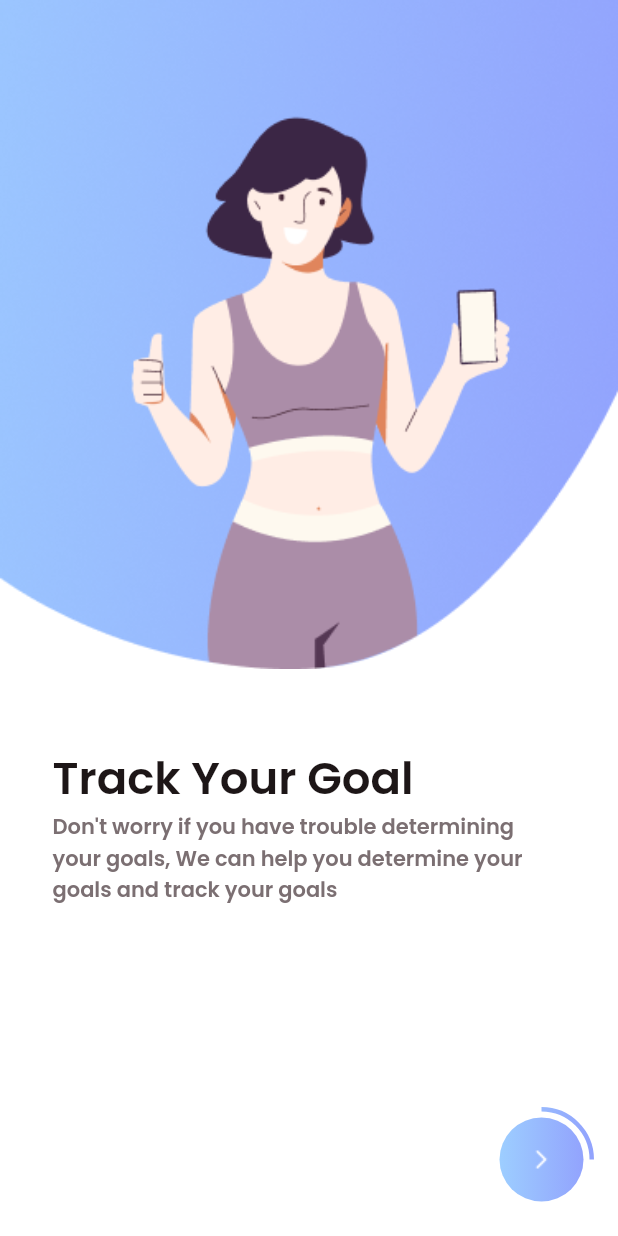
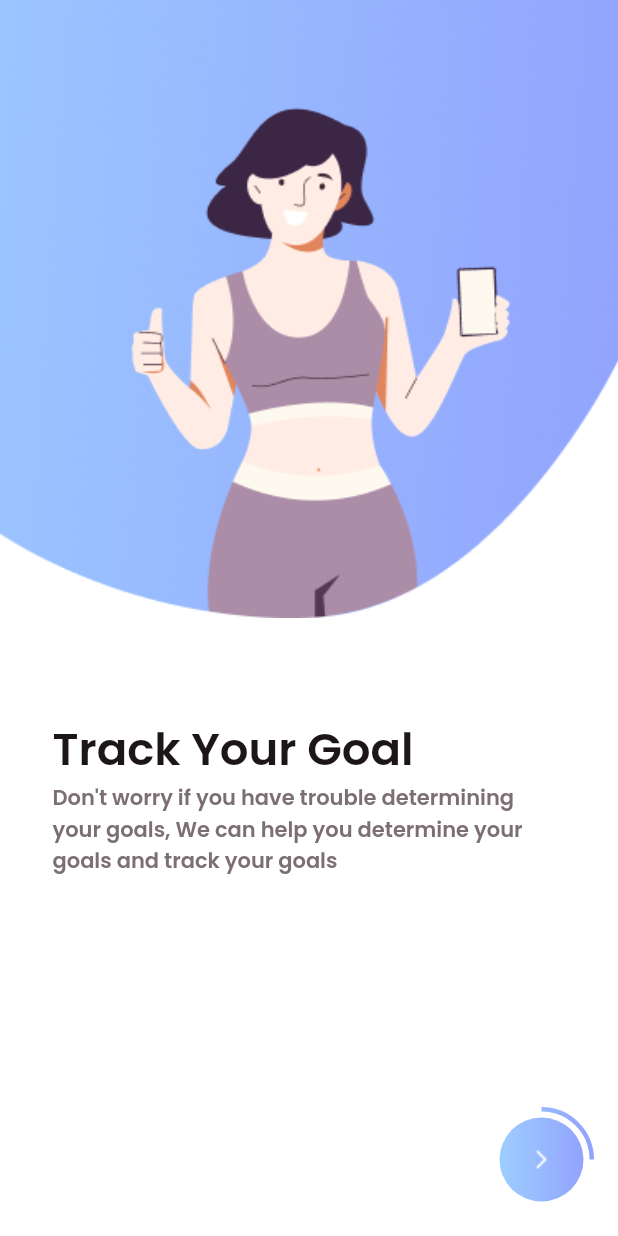
Before and after one commit to MAHMOUD3098/fitness_app, a Flutter app: the screen it shows after launch, after a tap on "Get Started", on a phone screen of 412 x 824 dp. Run offline on Flutter 3.47's test engine with Material 2 defaults, Android fonts, the phone set to English and light mode, and no system bars; drawn by our look-alikes of percent_indicator; our stand-ins replace device_preview, flutter_screenutil, hexcolor.

Commit message:
added device_preview and screen_utils packages

```diff
--- a/lib/main.dart
+++ b/lib/main.dart
@@ -1,8 +1,16 @@
+import 'package:device_preview/device_preview.dart';
 import 'package:fitness_app/modules/onboarding/get_started_screen.dart';
+import 'package:fitness_app/shared/components/dimensions.dart';
 import 'package:flutter/material.dart';
+import 'package:flutter_screenutil/flutter_screenutil.dart';
 
 void main() {
-  runApp(const MyApp());
+  runApp(
+    DevicePreview(
+      enabled: true,
+      builder: (context) => const MyApp(),
+    ),
+  );
 }
 
 class MyApp extends StatelessWidget {
@@ -10,18 +18,24 @@ class MyApp extends StatelessWidget {
 
   @override
   Widget build(BuildContext context) {
+    // DeviceDimensions.setDeviceSize(context);
+    return ScreenUtilInit(
+      designSize: DeviceDimensions.designSize,
+      builder: (_) {
+        DeviceDimensions.setDeviceSize(context);
         return MaterialApp(
+          builder: DevicePreview.appBuilder,
+          locale: DevicePreview.locale(context),
           debugShowCheckedModeBanner: false,
+          // Use this line to prevent extra rebuilds
+          useInheritedMediaQuery: true,
           theme: ThemeData(
             primarySwatch: Colors.blue,
             fontFamily: 'Poppins',
-        // textTheme: const TextTheme(
-        //   headline1: TextStyle(fontSize: 55.0, fontWeight: FontWeight.bold),
-        //   headline6: TextStyle(fontSize: 36.0, fontWeight: FontWeight.bold),
-        //   bodyText2: TextStyle(fontSize: 14.0, fontFamily: 'Hind'),
-        // ),
           ),
           home: const GetStartedScreen(),
         );
+      },
+    );
   }
 }
--- a/lib/modules/onboarding/get_started_screen.dart
+++ b/lib/modules/onboarding/get_started_screen.dart
@@ -2,7 +2,7 @@ import 'package:fitness_app/shared/components/constants.dart';
 import 'package:fitness_app/shared/styles/colors.dart';
 import 'package:fitness_app/shared/styles/themes.dart';
 import 'package:flutter/material.dart';
-import 'onboarding_screend.dart';
+import 'onboarding_screen.dart';
 
 class GetStartedScreen extends StatelessWidget {
   const GetStartedScreen({Key? key}) : super(key: key);
--- a/lib/modules/onboarding/onboarding_screend.dart
+++ b/lib/modules/onboarding/onboarding_screen.dart
@@ -1,9 +1,8 @@
 import 'package:fitness_app/shared/components/components.dart';
+import 'package:fitness_app/shared/components/paths.dart';
 import 'package:fitness_app/shared/styles/colors.dart';
 import 'package:flutter/material.dart';
 import 'package:percent_indicator/circular_percent_indicator.dart';
-
-import '../../shared/utilities/paths.dart';
 
 class BoardingModel {
   final String title;
@@ -33,7 +32,7 @@ class _OnBoardingScreenState extends State<OnBoardingScreen> {
     ),
     BoardingModel(
       'Get Burn',
-      'Let’s keep burning, to achive yours goals, it hurts only temporarily, if you give up now you will be in pain forever',
+      'Let’s keep burning, to achieve yours goals, it hurts only temporarily, if you give up now you will be in pain forever',
       Paths.onBoardingImage2,
     ),
     BoardingModel(
--- a/lib/shared/components/components.dart
+++ b/lib/shared/components/components.dart
@@ -1,3 +1,4 @@
+import 'package:fitness_app/shared/components/dimensions.dart';
 import 'package:fitness_app/shared/styles/themes.dart';
 import 'package:flutter/material.dart';
 
@@ -8,9 +9,10 @@ Widget onBoardingScreenItem(BuildContext context, String title, String descripti
       Image.asset(
         image,
         fit: BoxFit.fill,
+        height: DeviceDimensions.setHeight(406),
       ),
-      const SizedBox(
-        height: 50,
+      SizedBox(
+        height: DeviceDimensions.setHeight(64),
       ),
       Padding(
         padding: const EdgeInsets.symmetric(horizontal: 35),
--- /dev/null
+++ b/lib/shared/components/dimensions.dart
@@ -0,0 +1,23 @@
+import 'package:flutter/material.dart';
+import 'package:flutter_screenutil/flutter_screenutil.dart';
+
+class DeviceDimensions {
+  static const Size designSize = Size(375, 812);
+
+  static setDeviceSize(BuildContext context) {
+    Size deviceSize = Size(MediaQuery.of(context).size.height, MediaQuery.of(context).size.width);
+    ScreenUtil.init(context, designSize: designSize, deviceSize: deviceSize);
+  }
+
+  static setHeight(num height) {
+    return ScreenUtil().setHeight(height);
+  }
+
+  static setWidth(num width) {
+    return ScreenUtil().setWidth(width);
+  }
+
+  static setFontSize(num fontSize) {
+    return ScreenUtil().setSp(fontSize);
+  }
+}
--- a/pubspec.yaml
+++ b/pubspec.yaml
@@ -32,6 +32,8 @@ dependencies:
   cupertino_icons: ^1.0.2
   hexcolor: ^2.0.6
   percent_indicator: ^4.0.0
+  flutter_screenutil: ^5.4.0+1
+  device_preview: ^1.0.0
 
 
 dev_dependencies:
```
Also changed, not shown: lib/shared/components/paths.dart (renamed from lib/shared/utilities/paths.dart), pubspec.lock. Lines whose indentation alone changed are shown as unchanged.
